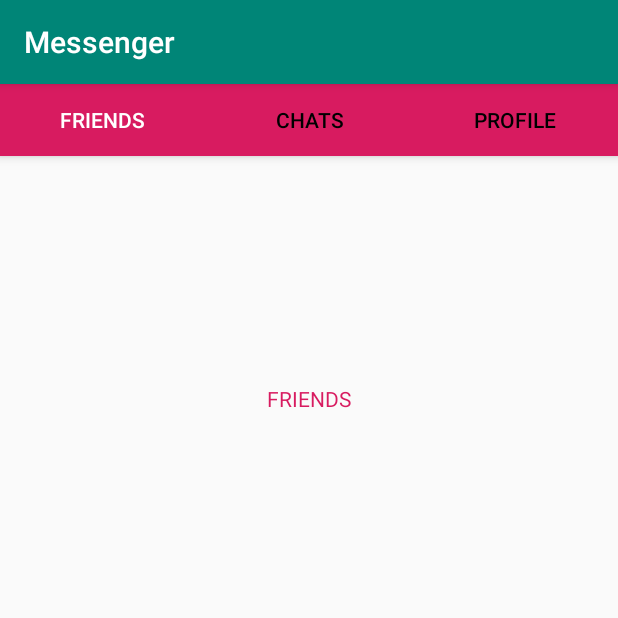
After one commit to Szczurk3y/Messenger, an Android app: the User_ContentActivity screen opened directly, with no data from a screen before it, on a phone screen of 412 x 824 dp, the top half of it. The commit adds this screen. Run offline under Robolectric (Android 15) with nearby library versions, the phone set to English and light mode, and no system bars.

Commit message:
Added user after login content (friends, chats, profile)

```diff
--- a/app/src/main/AndroidManifest.xml
+++ b/app/src/main/AndroidManifest.xml
@@ -3,6 +3,7 @@
     package="com.szczurk3y.messenger">
 
     <uses-permission android:name="android.permission.INTERNET" />
+
     <application
         android:allowBackup="true"
         android:icon="@mipmap/ic_launcher"
@@ -10,7 +11,8 @@
         android:roundIcon="@mipmap/ic_launcher_round"
         android:supportsRtl="true"
         android:theme="@style/AppTheme">
-
+        <activity android:name=".Activities.User_ContentActivity"></activity>
+        <activity android:name=".Activities.ContentActivity" />
         <activity android:name=".MainActivity">
             <intent-filter>
                 <action android:name="android.intent.action.MAIN" />
--- /dev/null
+++ b/app/src/main/java/com/szczurk3y/messenger/Activities/User_ContentActivity.kt
@@ -0,0 +1,18 @@
+package com.szczurk3y.messenger.Activities
+
+import androidx.appcompat.app.AppCompatActivity
+import android.os.Bundle
+import com.szczurk3y.messenger.R
+import com.szczurk3y.messenger.ViewPagers.UserContent_ViewPageAdapter
+import kotlinx.android.synthetic.main.activity_main.*
+
+class User_ContentActivity : AppCompatActivity() {
+
+    override fun onCreate(savedInstanceState: Bundle?) {
+        super.onCreate(savedInstanceState)
+        setContentView(R.layout.activity_user__content)
+        val user_viewPagerAdapter = UserContent_ViewPageAdapter(supportFragmentManager)
+        this.viewPager.adapter = user_viewPagerAdapter
+        this.tabLayout.setupWithViewPager(this.viewPager)
+    }
+}
--- /dev/null
+++ b/app/src/main/java/com/szczurk3y/messenger/Fragments/User_ChatsFragment.kt
@@ -0,0 +1,26 @@
+package com.szczurk3y.messenger.Fragments
+
+
+import android.os.Bundle
+import androidx.fragment.app.Fragment
+import android.view.LayoutInflater
+import android.view.View
+import android.view.ViewGroup
+
+import com.szczurk3y.messenger.R
+
+/**
+ * A simple [Fragment] subclass.
+ */
+class User_ChatsFragment : Fragment() {
+
+    override fun onCreateView(
+        inflater: LayoutInflater, container: ViewGroup?,
+        savedInstanceState: Bundle?
+    ): View? {
+        // Inflate the layout for this fragment
+        return inflater.inflate(R.layout.fragment_user__chats, container, false)
+    }
+
+
+}
--- /dev/null
+++ b/app/src/main/java/com/szczurk3y/messenger/Fragments/User_FriendsFragment.kt
@@ -0,0 +1,26 @@
+package com.szczurk3y.messenger.Fragments
+
+
+import android.os.Bundle
+import androidx.fragment.app.Fragment
+import android.view.LayoutInflater
+import android.view.View
+import android.view.ViewGroup
+
+import com.szczurk3y.messenger.R
+
+/**
+ * A simple [Fragment] subclass.
+ */
+class User_FriendsFragment : Fragment() {
+
+    override fun onCreateView(
+        inflater: LayoutInflater, container: ViewGroup?,
+        savedInstanceState: Bundle?
+    ): View? {
+        // Inflate the layout for this fragment
+        return inflater.inflate(R.layout.fragment_user__friends, container, false)
+    }
+
+
+}
--- /dev/null
+++ b/app/src/main/java/com/szczurk3y/messenger/ViewPagers/UserContent_ViewPageAdapter.kt
@@ -0,0 +1,54 @@
+package com.szczurk3y.messenger.ViewPagers
+
+import androidx.fragment.app.Fragment
+import androidx.fragment.app.FragmentManager
+import androidx.fragment.app.FragmentPagerAdapter
+import com.szczurk3y.messenger.Fragments.User_ChatsFragment
+import com.szczurk3y.messenger.Fragments.User_FriendsFragment
+import com.szczurk3y.messenger.Fragments.User_ProfileFragment
+
+class UserContent_ViewPageAdapter(fragmentManager: FragmentManager) : FragmentPagerAdapter(fragmentManager) {
+    override fun getItem(position: Int): Fragment {
+        var fragment: Fragment? = null
+
+        when(position) {
+            0 -> {
+                fragment = User_FriendsFragment()
+            }
+
+            1 -> {
+                fragment = User_ChatsFragment()
+            }
+
+            2 -> {
+                fragment = User_ProfileFragment()
+            }
+        }
+
+        return fragment!!
+    }
+
+    override fun getCount(): Int {
+        return 3
+    }
+
+    override fun getPageTitle(position: Int): CharSequence? {
+        var title: String? = null
+
+        when(position) {
+            0 -> {
+                title = "Friends"
+            }
+
+            1 -> {
+                title = "Chats"
+            }
+
+            2 -> {
+                title = "Profile"
+            }
+        }
+
+        return title
+    }
+}
--- a/app/src/main/java/com/szczurk3y/messenger/ViewPageAdapter.kt
+++ b/app/src/main/java/com/szczurk3y/messenger/ViewPagers/ViewPageAdapter.kt
@@ -1,8 +1,10 @@
-package com.szczurk3y.messenger
+package com.szczurk3y.messenger.ViewPagers
 
 import androidx.fragment.app.Fragment
 import androidx.fragment.app.FragmentManager
 import androidx.fragment.app.FragmentPagerAdapter
+import com.szczurk3y.messenger.Fragments.LoginFragment
+import com.szczurk3y.messenger.Fragments.RegisterFragment
 
 class ViewPageAdapter(fragmentManager: FragmentManager) : FragmentPagerAdapter(fragmentManager) {
     override fun getItem(position: Int): Fragment {
--- /dev/null
+++ b/app/src/main/res/layout/activity_user__content.xml
@@ -0,0 +1,32 @@
+<?xml version="1.0" encoding="utf-8"?>
+<androidx.coordinatorlayout.widget.CoordinatorLayout
+    xmlns:android="http://schemas.android.com/apk/res/android"
+    xmlns:app="http://schemas.android.com/apk/res-auto"
+    xmlns:tools="http://schemas.android.com/tools"
+    android:layout_width="match_parent"
+    android:layout_height="match_parent"
+    tools:context=".Activities.User_ContentActivity">
+    <com.google.android.material.appbar.AppBarLayout
+        android:layout_width="match_parent"
+        android:layout_height="wrap_content"
+        android:background="@color/colorAccent">
+        <com.google.android.material.tabs.TabLayout
+            android:id="@+id/tabLayout"
+            android:layout_width="match_parent"
+            android:layout_height="wrap_content"
+            app:tabTextColor="#000"
+            app:tabSelectedTextColor="#fff"
+            app:tabGravity="fill"
+            app:tabMode="fixed">
+
+        </com.google.android.material.tabs.TabLayout>
+    </com.google.android.material.appbar.AppBarLayout>
+
+    <androidx.viewpager.widget.ViewPager
+        android:layout_width="match_parent"
+        android:layout_height="match_parent"
+        android:id="@+id/viewPager">
+
+    </androidx.viewpager.widget.ViewPager>
+
+</androidx.coordinatorlayout.widget.CoordinatorLayout>
--- a/app/src/main/res/layout/fragment_login.xml
+++ b/app/src/main/res/layout/fragment_login.xml
@@ -7,7 +7,7 @@
     android:layout_gravity="center"
     android:layout_width="match_parent"
     android:layout_height="match_parent"
-    tools:context=".LoginFragment">
+    tools:context=".Fragments.LoginFragment">
 
     <EditText
         android:layout_marginTop="20dp"
--- a/app/src/main/res/layout/fragment_register.xml
+++ b/app/src/main/res/layout/fragment_register.xml
@@ -7,7 +7,7 @@
     android:layout_gravity="center"
     android:layout_width="match_parent"
     android:layout_height="match_parent"
-    tools:context=".RegisterFragment">
+    tools:context=".Fragments.RegisterFragment">
 
     <EditText
         android:layout_width="match_parent"
--- /dev/null
+++ b/app/src/main/res/layout/fragment_user__friends.xml
@@ -0,0 +1,19 @@
+<?xml version="1.0" encoding="utf-8"?>
+<androidx.constraintlayout.widget.ConstraintLayout xmlns:android="http://schemas.android.com/apk/res/android"
+    xmlns:tools="http://schemas.android.com/tools"
+    android:layout_width="match_parent"
+    android:layout_height="match_parent"
+    xmlns:app="http://schemas.android.com/apk/res-auto"
+    tools:context=".Fragments.User_FriendsFragment">
+
+    <!-- TODO: Update blank fragment layout -->
+    <TextView
+        android:layout_width="match_parent"
+        android:layout_height="wrap_content"
+        android:gravity="center"
+        app:layout_constraintTop_toTopOf="parent"
+        android:layout_marginTop="200dp"
+        android:textColor="@color/colorAccent"
+        android:text="FRIENDS" />
+
+</androidx.constraintlayout.widget.ConstraintLayout>
--- a/app/src/main/res/values/strings.xml
+++ b/app/src/main/res/values/strings.xml
@@ -1,6 +1,5 @@
 <resources>
     <string name="app_name">Messenger</string>
-
-    <!-- TODO: Remove or change this placeholder text -->
-    <string name="hello_blank_fragment">Hello blank fragment</string>
+    <string name="switch_off">You are not accepting our terms</string>
+    <string name="switch_on">You are accepting our terms</string>
 </resources>
```
Also changed, not shown: app/src/main/java/com/szczurk3y/messenger/Fragments/LoginFragment.kt (renamed from app/src/main/java/com/szczurk3y/messenger/LoginFragment.kt, +9 -4 lines), app/src/main/java/com/szczurk3y/messenger/Fragments/RegisterFragment.kt (renamed from app/src/main/java/com/szczurk3y/messenger/RegisterFragment.kt, +38 -33 lines), app/src/main/java/com/szczurk3y/messenger/Fragments/User_ProfileFragment.kt (added, +26 -0 lines), app/src/main/java/com/szczurk3y/messenger/MainActivity.kt (+19 -0 lines), app/src/main/res/layout/fragment_user__chats.xml (added, +19 -0 lines), app/src/main/res/layout/fragment_user__profile.xml (added, +19 -0 lines).
